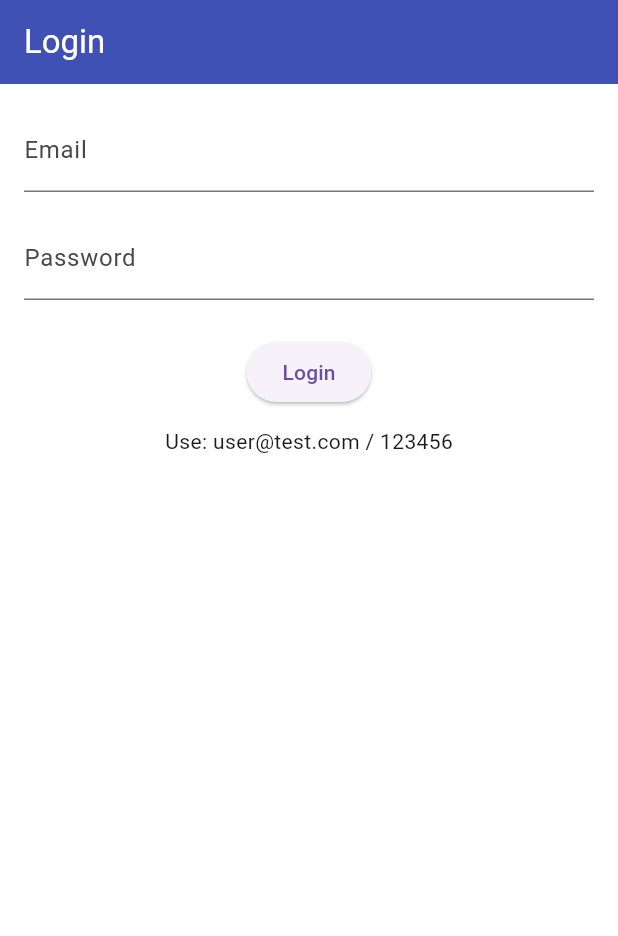
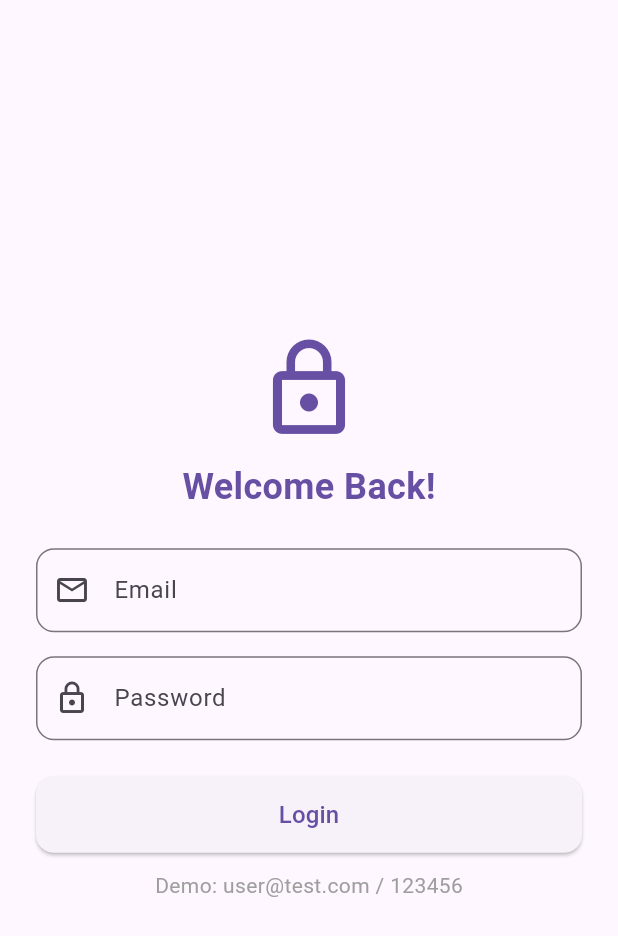
Before and after one commit to NabilaJ22/Smartshop, a Flutter app: the screen it shows after launch, on a phone screen of 412 x 824 dp. Shown: the top 936 px of the screen. Run offline on Flutter 3.47's test engine with Material 3 defaults, Android fonts, the phone set to English and light mode, and no system bars; our stand-ins replace flutter_spinkit, shared_preferences.

```diff
--- a/lib/screens/login_screen.dart
+++ b/lib/screens/login_screen.dart
@@ -33,17 +33,38 @@ class _LoginScreenState extends State<LoginScreen> {
 
   @override
   Widget build(BuildContext context) {
+    final theme = Theme.of(context);
+
     return Scaffold(
-      appBar: AppBar(title: Text('Login')),
-      body: Padding(
-        padding: const EdgeInsets.all(16.0),
-        child: Form(
+      backgroundColor: theme.colorScheme.background,
+      body: Center(
+        child: SingleChildScrollView(
+          padding: const EdgeInsets.symmetric(horizontal: 24),
+          child: Column(
+            mainAxisAlignment: MainAxisAlignment.center,
+            children: [
+              Icon(Icons.lock_outline, size: 72, color: theme.primaryColor),
+              SizedBox(height: 12),
+              Text(
+                'Welcome Back!',
+                style: TextStyle(
+                  fontSize: 24,
+                  fontWeight: FontWeight.bold,
+                  color: theme.primaryColor,
+                ),
+              ),
+              SizedBox(height: 24),
+              Form(
                 key: _formKey,
                 child: Column(
                   children: [
                     TextFormField(
                       controller: _email,
-                decoration: InputDecoration(labelText: 'Email'),
+                      decoration: InputDecoration(
+                        labelText: 'Email',
+                        border: OutlineInputBorder(borderRadius: BorderRadius.circular(12)),
+                        prefixIcon: Icon(Icons.email_outlined),
+                      ),
                       validator: (value) =>
                       value == null || value.isEmpty ? 'Enter email' : null,
                     ),
@@ -51,17 +72,36 @@ class _LoginScreenState extends State<LoginScreen> {
                     TextFormField(
                       controller: _password,
                       obscureText: true,
-                decoration: InputDecoration(labelText: 'Password'),
+                      decoration: InputDecoration(
+                        labelText: 'Password',
+                        border: OutlineInputBorder(borderRadius: BorderRadius.circular(12)),
+                        prefixIcon: Icon(Icons.lock_outline),
+                      ),
                       validator: (value) =>
                       value == null || value.isEmpty ? 'Enter password' : null,
                     ),
                     SizedBox(height: 24),
-              ElevatedButton(
+                    SizedBox(
+                      width: double.infinity,
+                      child: ElevatedButton(
                         onPressed: _login,
-                child: Text('Login'),
+                        style: ElevatedButton.styleFrom(
+                          padding: EdgeInsets.symmetric(vertical: 14),
+                          shape: RoundedRectangleBorder(
+                            borderRadius: BorderRadius.circular(12),
+                          ),
+                        ),
+                        child: Text('Login', style: TextStyle(fontSize: 16)),
+                      ),
                     ),
                     SizedBox(height: 12),
-              Text('Use: user@test.com / 123456'),
+                    Text(
+                      'Demo: user@test.com / 123456',
+                      style: TextStyle(color: Colors.grey),
+                    ),
+                  ],
+                ),
+              ),
             ],
           ),
         ),
--- a/pubspec.yaml
+++ b/pubspec.yaml
@@ -34,7 +34,7 @@ dependencies:
   flutter_spinkit: ^5.1.0
   http: ^0.13.6
   provider: ^6.0.5
-  shared_preferences: ^2.1.1
+  shared_preferences: ^2.2.2
 
 
   # The following adds the Cupertino Icons font to your application.
```
Also changed, not shown: lib/screens/home_screen.dart (+47 -14 lines), lib/screens/splash_screen.dart (+24 -4 lines), lib/widgets/product_card.dart (+20 -9 lines). Lines whose indentation alone changed are shown as unchanged.
